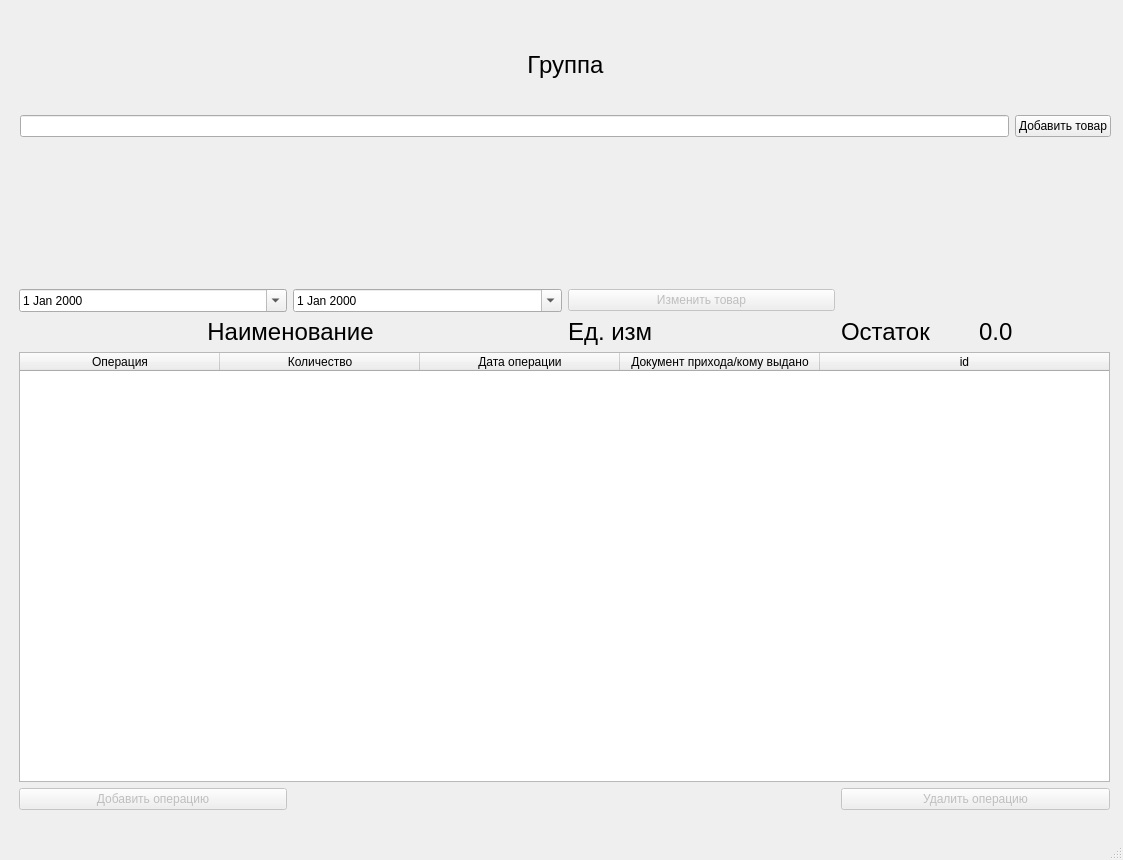
Above: UI_files/maiwindo.ui from Vofanchik/AptecnyiSklad before the change. Below: the same form after it.
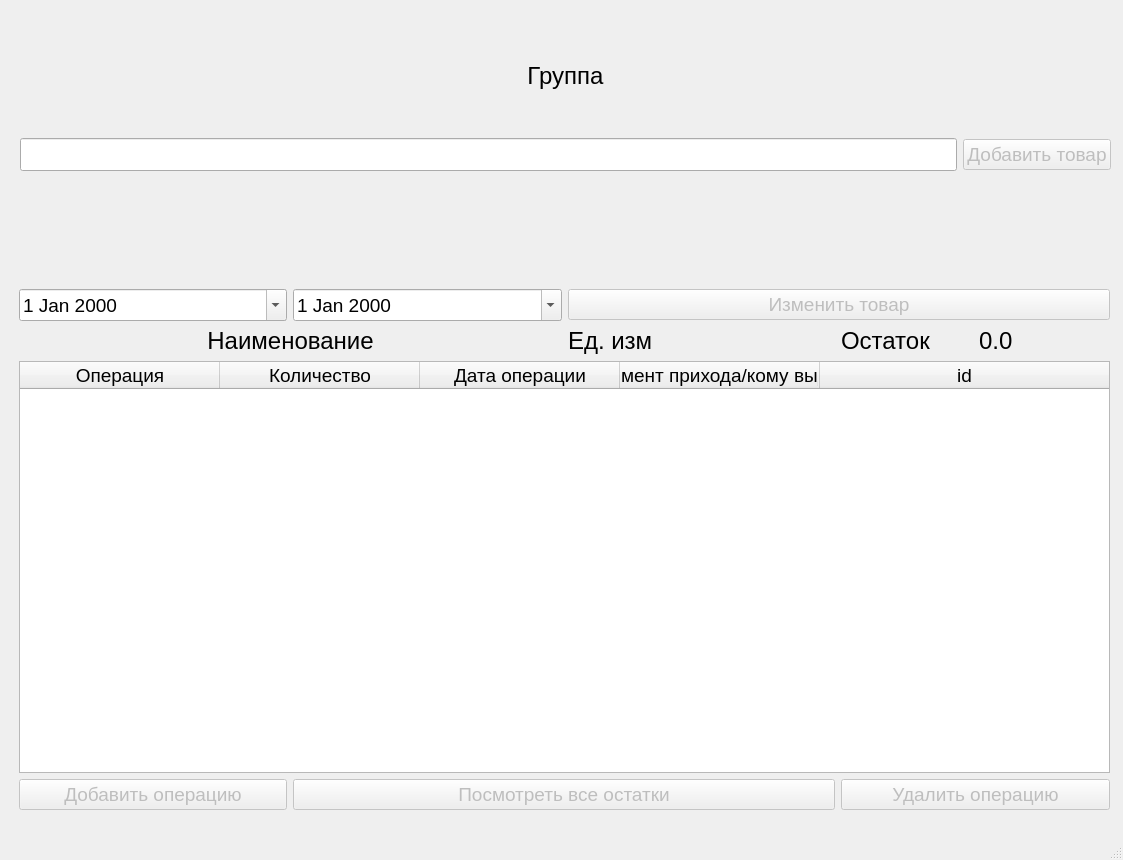
That is the form after the change.

Commit message: residue dialog completed

Diff of the .ui file:
```diff
--- a/UI_files/maiwindo.ui
+++ b/UI_files/maiwindo.ui
@@ -26,6 +26,11 @@
     <layout class="QGridLayout" name="gridLayout">
      <item row="0" column="0">
       <widget class="QDateEdit" name="dateEdit">
+       <property name="font">
+        <font>
+         <pointsize>14</pointsize>
+        </font>
+       </property>
        <property name="calendarPopup">
         <bool>true</bool>
        </property>
@@ -36,6 +41,11 @@
        <property name="enabled">
         <bool>false</bool>
        </property>
+       <property name="font">
+        <font>
+         <pointsize>14</pointsize>
+        </font>
+       </property>
        <property name="text">
         <string>Удалить операцию</string>
        </property>
@@ -71,6 +81,11 @@
      </item>
      <item row="2" column="0" colspan="4">
       <widget class="QTableWidget" name="tableWidget_2">
+       <property name="font">
+        <font>
+         <pointsize>14</pointsize>
+        </font>
+       </property>
        <property name="sizeAdjustPolicy">
         <enum>QAbstractScrollArea::AdjustToContentsOnFirstShow</enum>
        </property>
@@ -84,7 +99,7 @@
         <bool>true</bool>
        </attribute>
        <attribute name="verticalHeaderDefaultSectionSize">
-        <number>40</number>
+        <number>41</number>
        </attribute>
        <column>
         <property name="text">
@@ -120,6 +135,11 @@
          <property name="enabled">
           <bool>false</bool>
          </property>
+         <property name="font">
+          <font>
+           <pointsize>14</pointsize>
+          </font>
+         </property>
          <property name="text">
           <string>Добавить операцию</string>
          </property>
@@ -129,6 +149,11 @@
      </item>
      <item row="0" column="1">
       <widget class="QDateEdit" name="dateEdit_2">
+       <property name="font">
+        <font>
+         <pointsize>14</pointsize>
+        </font>
+       </property>
        <property name="calendarPopup">
         <bool>true</bool>
        </property>
@@ -161,11 +186,31 @@
        </property>
       </widget>
      </item>
-     <item row="0" column="2">
+     <item row="3" column="1" colspan="2">
+      <widget class="QPushButton" name="pushButton_4">
+       <property name="enabled">
+        <bool>false</bool>
+       </property>
+       <property name="font">
+        <font>
+         <pointsize>14</pointsize>
+        </font>
+       </property>
+       <property name="text">
+        <string>Посмотреть все остатки</string>
+       </property>
+      </widget>
+     </item>
+     <item row="0" column="2" colspan="2">
       <widget class="QPushButton" name="pushButton">
        <property name="enabled">
         <bool>false</bool>
        </property>
+       <property name="font">
+        <font>
+         <pointsize>14</pointsize>
+        </font>
+       </property>
        <property name="text">
         <string>Изменить товар</string>
        </property>
@@ -179,7 +224,7 @@
       <x>20</x>
       <y>20</y>
       <width>1091</width>
-      <height>117</height>
+      <height>151</height>
      </rect>
     </property>
     <layout class="QVBoxLayout" name="verticalLayout_3">
@@ -201,10 +246,36 @@
      <item>
       <layout class="QHBoxLayout" name="horizontalLayout_2">
        <item>
-        <widget class="QLineEdit" name="lineEdit"/>
+        <widget class="QLineEdit" name="lineEdit">
+         <property name="baseSize">
+          <size>
+           <width>0</width>
+           <height>0</height>
+          </size>
+         </property>
+         <property name="font">
+          <font>
+           <pointsize>16</pointsize>
+          </font>
+         </property>
+         <property name="echoMode">
+          <enum>QLineEdit::Normal</enum>
+         </property>
+         <property name="cursorPosition">
+          <number>0</number>
+         </property>
+        </widget>
        </item>
        <item>
         <widget class="QPushButton" name="pushButton_5">
+         <property name="enabled">
+          <bool>false</bool>
+         </property>
+         <property name="font">
+          <font>
+           <pointsize>14</pointsize>
+          </font>
+         </property>
          <property name="text">
           <string>Добавить товар</string>
          </property>
```
Left out of the diff: 3 changed lines with no effect on the pictures. The commit also changes 7 other files.
